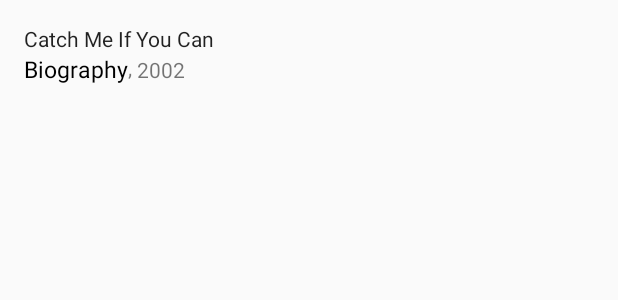
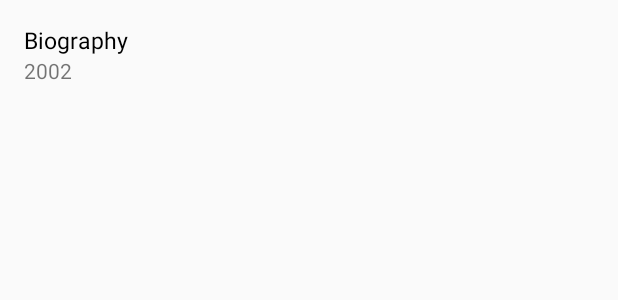
Before and after one commit to Alome007/Urbler_Main, an Android app: the layout item_movie.xml on its own in the app's theme, with its tools: preview values and no code run, on a phone screen of 412 x 824 dp. Shown: the top 300 px of the screen. Run offline under Robolectric (Android 15) with nearby library versions, the phone set to English and light mode, and no system bars.

Commit message:
Initial Commit

```diff
--- a/app/src/main/java/com/urbler/BaseMovieAdapter.java
+++ b/app/src/main/java/com/urbler/BaseMovieAdapter.java
@@ -26,9 +26,6 @@ public abstract class BaseMovieAdapter extends SectionedRecyclerViewAdapter<Base
     OnItemClickListener onItemClickListener;
 
     static class SubheaderHolder extends RecyclerView.ViewHolder {
-
-        private static Typeface meduiumTypeface = null;
-
         TextView mSubheaderText;
         ImageView mArrow;
 
@@ -48,7 +45,7 @@ public abstract class BaseMovieAdapter extends SectionedRecyclerViewAdapter<Base
 
         MovieViewHolder(View itemView) {
             super(itemView);
-            this.textMovieTitle = (TextView) itemView.findViewById(R.id.movieTitle);
+         //   this.textMovieTitle = (TextView) itemView.findViewById(R.id.movieTitle);
             this.textMovieGenre = (TextView) itemView.findViewById(R.id.movieGenre);
             this.textMovieYear = (TextView) itemView.findViewById(R.id.movieYear);
         }
--- a/app/src/main/java/com/urbler/MovieAdapterByDecade.java
+++ b/app/src/main/java/com/urbler/MovieAdapterByDecade.java
@@ -18,7 +18,7 @@ public class MovieAdapterByDecade extends BaseMovieAdapter {
     @Override
     public void onBindItemViewHolder(final MovieViewHolder holder, final int position) {
         final appPojo movie = movieList.get(position);
-        holder.textMovieTitle.setText(movie.getDay());
+      //  holder.textMovieTitle.setText(movie.getDay());
         holder.textMovieGenre.setText(movie.getCity());
         holder.textMovieYear.setText(String.valueOf(movie.getPhoneNumber()));
         holder.itemView.setOnClickListener(v -> onItemClickListener.onItemClicked(movie));
--- a/app/src/main/res/layout/activity_main.xml
+++ b/app/src/main/res/layout/activity_main.xml
@@ -50,7 +50,7 @@
         xmlns:tools="http://schemas.android.com/tools"
         android:layout_width="match_parent"
         android:layout_height="match_parent"
-        android:layout_marginTop="20dp"
+        android:layout_marginTop="0dp"
         android:paddingBottom="20dp"
         android:orientation="vertical"
         android:clipChildren="false"
--- a/app/src/main/res/layout/item_header.xml
+++ b/app/src/main/res/layout/item_header.xml
@@ -4,7 +4,7 @@
     xmlns:tools="http://schemas.android.com/tools"
     android:orientation="vertical"
     android:layout_width="match_parent"
-    android:layout_height="48dp"
+    android:layout_height="68dp"
     android:paddingLeft="16dp"
     android:paddingRight="16dp"
     android:focusable="true"
@@ -15,6 +15,7 @@
         android:id="@+id/subheaderText"
         android:layout_width="match_parent"
         android:layout_height="wrap_content"
+        android:fontFamily="@raw/product"
         android:layout_alignParentEnd="true"
         android:layout_centerVertical="true"
         android:textColor="@color/bg_screen2"
--- a/app/src/main/res/layout/item_movie.xml
+++ b/app/src/main/res/layout/item_movie.xml
@@ -1,5 +1,5 @@
 <?xml version="1.0" encoding="utf-8"?>
-<RelativeLayout
+<LinearLayout
     xmlns:android="http://schemas.android.com/apk/res/android"
     xmlns:tools="http://schemas.android.com/tools"
     android:layout_width="match_parent"
@@ -12,14 +12,6 @@
     android:focusable="true"
     android:clickable="true"
     android:orientation="vertical">
-    <TextView
-        android:layout_width="match_parent"
-        android:layout_height="wrap_content"
-        android:id="@+id/movieTitle"
-        android:maxLines="1"
-        android:ellipsize="end"
-        tools:text="Catch Me If You Can"
-        android:textAppearance="@style/TextAppearance.AppCompat" />
 
     <TextView
         android:layout_width="wrap_content"
@@ -27,30 +19,12 @@
         android:id="@+id/movieGenre"
         android:textColor="#000"
         android:textSize="15sp"
-        tools:text="Biography"
-        android:layout_below="@+id/movieTitle"
-        android:layout_alignParentLeft="true"
-        android:layout_alignParentStart="true" />
-
-    <TextView
-        android:text=", "
-        android:layout_width="wrap_content"
-        android:layout_height="wrap_content"
-        android:layout_toRightOf="@+id/movieGenre"
-        android:layout_toEndOf="@+id/movieGenre"
-        android:id="@+id/textView2"
-        android:layout_below="@+id/movieTitle"
-        android:layout_alignBottom="@+id/movieGenre"
-        tools:text=", "
-        android:textAppearance="@style/TextAppearance.AppCompat.Small" />
+        tools:text="Biography" />
 
     <TextView
         android:layout_width="wrap_content"
         android:layout_height="wrap_content"
-        android:layout_toRightOf="@+id/textView2"
-        android:layout_toEndOf="@+id/textView2"
         android:id="@+id/movieYear"
-        android:layout_alignBottom="@+id/textView2"
         tools:text="2002" />
 
-</RelativeLayout>
+</LinearLayout>
```
Also changed, not shown: app/src/main/java/com/urbler/MainActivity.java (+22 -7 lines), app/src/main/java/com/urbler/alomeButton.java (added, +160 -0 lines), app/src/main/java/com/urbler/appPojo.java (+20 -1 lines), app/src/main/java/com/urbler/modalNew.java (+59 -1 lines), app/src/main/res/layout/modal_app.xml (+27 -21 lines), 547 other files.
